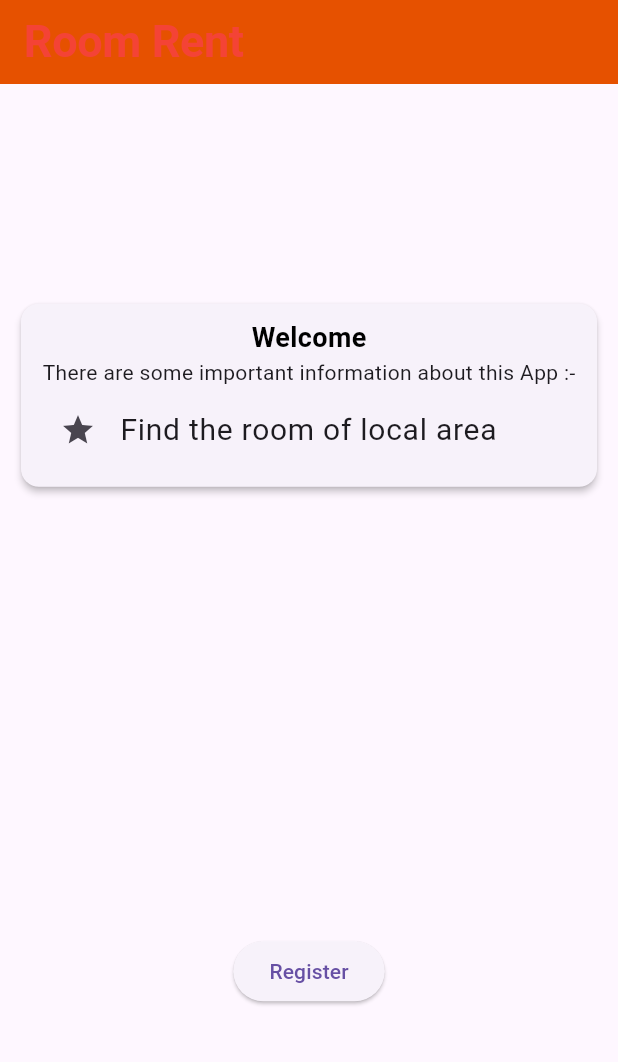
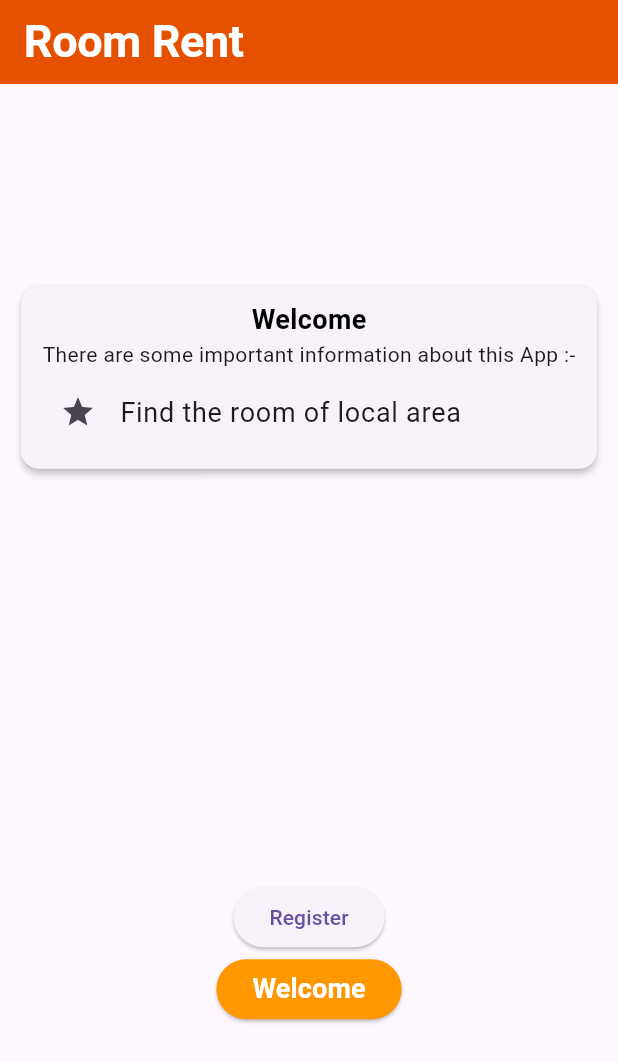
Before and after one commit to Avinashvns/surevihroom, a Flutter app: the screen it shows after launch, on a phone screen of 412 x 824 dp. Shown: the top 1062 px of the screen. Run offline on Flutter 3.47's test engine with Material 3 defaults, Android fonts, the phone set to English and light mode, and no system bars.

Commit message:
custom elevated Button widget

```diff
--- a/lib/main.dart
+++ b/lib/main.dart
@@ -1,5 +1,6 @@
 import 'package:flutter/material.dart';
 import 'package:surevihroom/utils/theme.dart';
+import 'package:surevihroom/widgets/mybutton.dart';
 import 'package:surevihroom/widgets/mytext.dart';
 
 void main() {
@@ -9,8 +10,8 @@ void main() {
 
       textTheme: TextTheme(
         displayLarge: const TextStyle(fontSize: 30,fontWeight: FontWeight.bold),
-        titleLarge: const TextStyle(fontSize: 25, fontWeight: FontWeight.w700),
-        bodyLarge: const TextStyle(fontSize: 20, fontWeight: FontWeight.w400),
+        titleLarge: const TextStyle(fontSize: 20, fontWeight: FontWeight.w700),
+        bodyLarge: const TextStyle(fontSize: 18, fontWeight: FontWeight.w400),
       ),
     ),
     // Navigation with named routes
@@ -33,7 +34,7 @@ class _RoomRentState extends State<RoomRent> {
     return Scaffold(
       appBar: AppBar(
         title: Text("Room Rent", style: Theme.of(context).textTheme.displayLarge!.copyWith(
-          color: Colors.red
+          color: textwhite
         ), ),
         backgroundColor: primaryColor,
       ),
@@ -72,10 +73,17 @@ class _RoomRentState extends State<RoomRent> {
                     onPressed: () {
                       print("clicked");
                     },
-                  )
+                  ),
+                  ElevatedWidget(
+                      widget: Textless(text: "Welcome", size: null,fontWeight: null, color: textwhite, isAlign: true),
+                      onPressed: (){
+                        print("hello");
+                      }
+                  ),
                 ],
               ),
             ),
+
           ],
         ),
       ),
--- a/lib/utils/theme.dart
+++ b/lib/utils/theme.dart
@@ -5,6 +5,11 @@ import 'package:flutter/material.dart';
 // background Color
 const primaryColor= Color (0xFFE65100); //orange[900]
 const secondaryColor= Color(0xFFFFE0B2); //orange[100]
+
+// button Color
+const buttonColor = Colors.orange;
+const redbutton = Colors.red;
+const greenbutton = Colors.green;
 
 // text Color
 const textwhite = Colors.white;
--- /dev/null
+++ b/lib/widgets/mybutton.dart
@@ -0,0 +1,21 @@
+
+
+import 'package:flutter/material.dart';
+import 'package:surevihroom/utils/theme.dart';
+
+class ElevatedWidget extends StatelessWidget {
+  final Widget widget;
+  final Function() onPressed;
+  const ElevatedWidget({super.key, required this.widget, required this.onPressed});
+
+  @override
+  Widget build(BuildContext context) {
+    return ElevatedButton(
+      style: ElevatedButton.styleFrom(
+        primary: buttonColor,
+      ),
+      child: widget,
+      onPressed: onPressed,
+    );
+  }
+}
```
